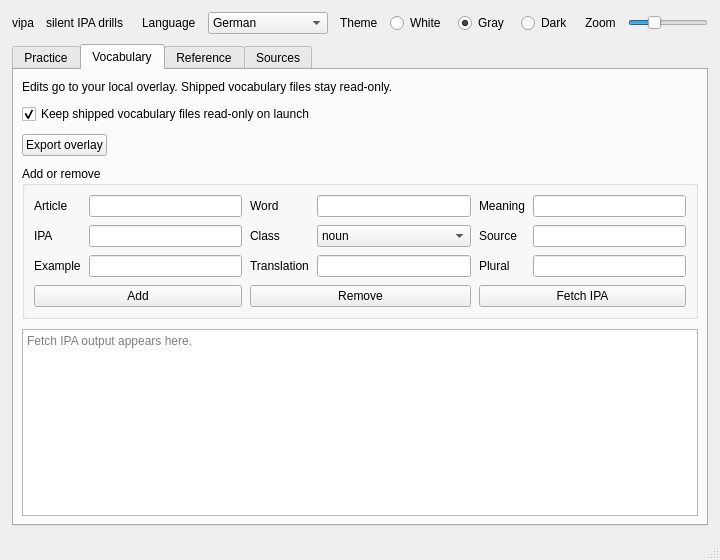
First picture: the form in ui/main_window.ui, repository denizisik1/silent-vocabulary, before the edit.
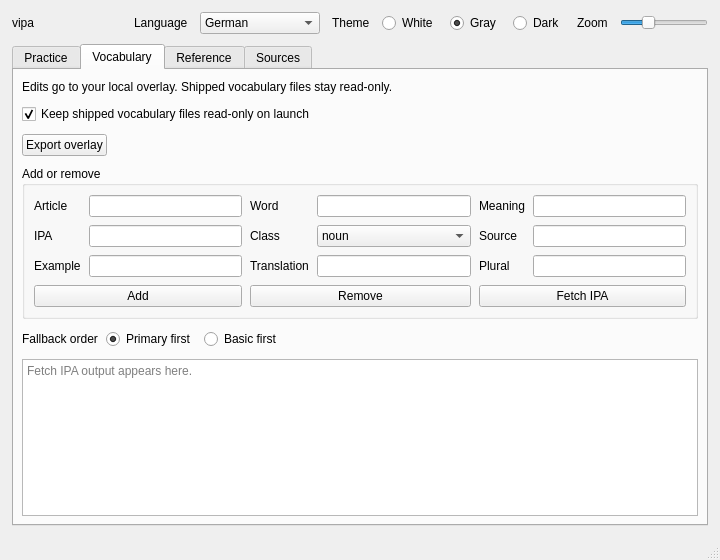
Second picture: the form after the edit. The open tabs and pages were chosen to show the change.

Commit message:
feat(ui): add strategy selector for vocabulary tab
Also swapped example primary with backup source and removed tagline.

```diff
--- a/ui/main_window.ui
+++ b/ui/main_window.ui
@@ -61,13 +61,6 @@
          </property>
         </widget>
        </item>
-       <item>
-        <widget class="QLabel" name="label_tagline">
-         <property name="text">
-          <string>silent IPA drills</string>
-         </property>
-        </widget>
-       </item>
        <item>
         <spacer name="headerSpacer">
          <property name="orientation">
@@ -740,6 +733,70 @@
           </layout>
          </widget>
         </item>
+        <item>
+         <widget class="QWidget" name="vocabRetrieveStrategyWidget">
+          <layout class="QHBoxLayout" name="vocabRetrieveStrategyLayout">
+           <property name="spacing">
+            <number>8</number>
+           </property>
+           <property name="leftMargin">
+            <number>0</number>
+           </property>
+           <property name="topMargin">
+            <number>0</number>
+           </property>
+           <property name="rightMargin">
+            <number>0</number>
+           </property>
+           <property name="bottomMargin">
+            <number>0</number>
+           </property>
+           <item>
+            <widget class="QLabel" name="label_vocab_retrieve_strategy">
+             <property name="text">
+              <string>Fallback order</string>
+             </property>
+            </widget>
+           </item>
+           <item>
+            <widget class="QRadioButton" name="radioButton_vocabRetrievePrimaryFirst">
+             <property name="text">
+              <string>Primary first</string>
+             </property>
+             <property name="toolTip">
+              <string>Primary basic, primary stealth, backup basic, backup stealth</string>
+             </property>
+             <property name="checked">
+              <bool>true</bool>
+             </property>
+            </widget>
+           </item>
+           <item>
+            <widget class="QRadioButton" name="radioButton_vocabRetrieveBasicFirst">
+             <property name="text">
+              <string>Basic first</string>
+             </property>
+             <property name="toolTip">
+              <string>Primary basic, backup basic, primary stealth, backup stealth</string>
+             </property>
+            </widget>
+           </item>
+           <item>
+            <spacer name="vocabRetrieveStrategySpacer">
+             <property name="orientation">
+              <enum>Qt::Horizontal</enum>
+             </property>
+             <property name="sizeHint" stdset="0">
+              <size>
+               <width>40</width>
+               <height>20</height>
+              </size>
+             </property>
+            </spacer>
+           </item>
+          </layout>
+         </widget>
+        </item>
         <item>
          <widget class="QTextEdit" name="textEdit_vocab_retrieve_results">
           <property name="readOnly">
```
Left out of the diff: 8 changed lines with no effect on the pictures. The commit also changes 4 other files.
